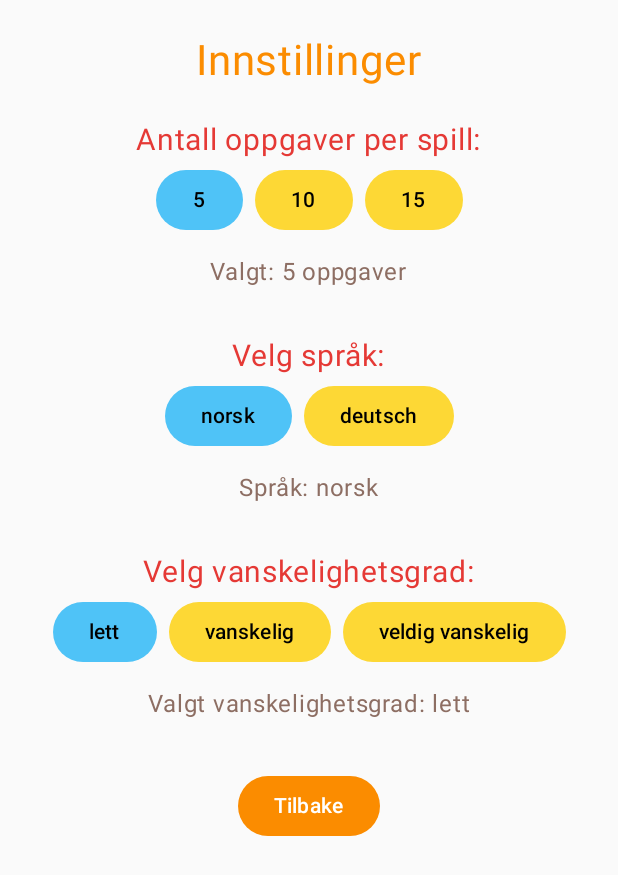
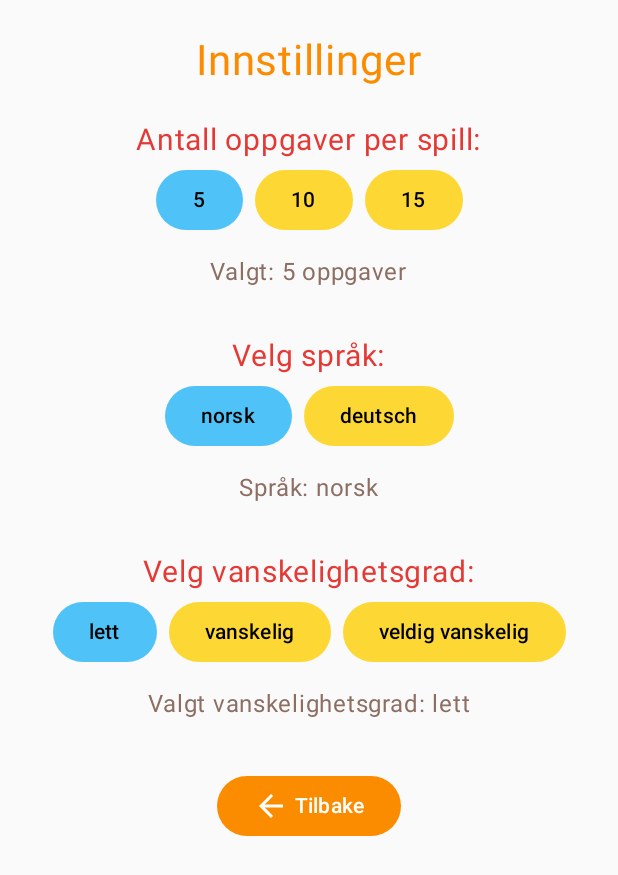
Before and after one commit to MemonaBaig/MatteSpill-Mebai0018, an Android app built with Jetpack Compose: the PreferencesScreen screen opened through its navigation route, on a phone screen of 412 x 824 dp. Shown: the top 875 px of the screen. Run offline under Robolectric (Android 15) with nearby library versions, the phone set to English and light mode, and no system bars.

Commit message:
Restore prosjekt etter Local History - backup

```diff
--- a/app/src/main/java/com/example/mattespill_mebai0018/ui/ViewModels/GameViewModel.kt
+++ b/app/src/main/java/com/example/mattespill_mebai0018/ui/ViewModels/GameViewModel.kt
@@ -14,7 +14,8 @@ class GameViewModel(application: Application) : AndroidViewModel(application) {
     private val prefs = context.getSharedPreferences("matte_prefs", Context.MODE_PRIVATE)
 
     private val difficulty = prefs.getString("difficulty", "lett")
-    private val totalQuestions = prefs.getInt("total_questions", 5)
+    val totalQuestions: Int = prefs.getInt("total_questions", 5)
+
     private val _errorMessage = mutableStateOf<String?>(null)
     val errorMessage: State<String?> = _errorMessage
 
--- a/app/src/main/java/com/example/mattespill_mebai0018/ui/ViewModels/PrefViewModel.kt
+++ b/app/src/main/java/com/example/mattespill_mebai0018/ui/ViewModels/PrefViewModel.kt
@@ -41,9 +41,3 @@ class PrefViewModel(application: Application) : AndroidViewModel(application) {
         prefs.edit().putString(KEY_DIFFICULTY, level).apply()
     }
 }
-
-
-
-// Putte ting i kompoennterer- ting man kan gjenbruke kan ligge der
-//sjekk med farger om de kan flyttes
-//
--- a/app/src/main/java/com/example/mattespill_mebai0018/ui/components/BackButton.kt
+++ /dev/null
@@ -1 +0,0 @@
-package com.example.mattespill_mebai0018.ui.components
--- /dev/null
+++ b/app/src/main/java/com/example/mattespill_mebai0018/ui/components/Buttons.kt
@@ -0,0 +1,189 @@
+package com.example.mattespill_mebai0018.ui.components
+
+import androidx.compose.foundation.layout.*
+import androidx.compose.material3.*
+import androidx.compose.runtime.Composable
+import androidx.compose.ui.Modifier
+import androidx.compose.ui.res.colorResource
+import androidx.compose.ui.res.stringResource
+import androidx.compose.ui.unit.dp
+import androidx.compose.ui.unit.sp
+import com.example.mattespill_mebai0018.R
+import androidx.compose.foundation.layout.Spacer
+import androidx.compose.foundation.layout.width
+import androidx.compose.material.icons.Icons
+import androidx.compose.material.icons.automirrored.filled.ArrowBack
+import androidx.compose.ui.graphics.Color
+import androidx.compose.ui.graphics.vector.ImageVector
+
+
+// 🔢 Tallknapp
+@Composable
+fun RowScope.AnswerButton(digit: String, onClick: (String) -> Unit) {
+    val buttonColor = when (digit) {
+        "1", "4", "7" -> colorResource(id = R.color.primaryBlue)
+        "2", "5", "8" -> colorResource(id = R.color.accentYellow)
+        "3", "6", "9", "0" -> colorResource(id = R.color.accentOrange)
+        else -> colorResource(id = R.color.primaryBlue)
+    }
+
+    Button(
+        onClick = { onClick(digit) },
+        modifier = Modifier
+            .padding(6.dp)
+            .weight(1f)
+            .height(80.dp),
+        colors = ButtonDefaults.buttonColors(
+            containerColor = buttonColor,
+            contentColor = Color.Black // svart talltekst → tydelig kontrast
+        )
+    ) {
+        Text(digit, fontSize = 28.sp)
+    }
+}
+
+
+
+
+
+// 🌟 Generisk knapp til menyen
+
+@Composable
+fun AppButton(
+    text: String,
+    icon: ImageVector,
+    color: Color,
+    onClick: () -> Unit
+) {
+    Button(
+        onClick = onClick,
+        modifier = Modifier
+            .fillMaxWidth()
+            .padding(vertical = 8.dp),
+        colors = ButtonDefaults.buttonColors(containerColor = color)
+    ) {
+        Icon(icon, contentDescription = text)
+        Spacer(Modifier.width(8.dp))
+        Text(text, fontSize = 20.sp)
+    }
+}
+
+
+
+// 🔢 Tall-knapp-grid
+@Composable
+fun AnswerPad(onDigitClick: (String) -> Unit) {
+    Column {
+        for (row in listOf(
+            listOf("1", "2", "3"),
+            listOf("4", "5", "6"),
+            listOf("7", "8", "9"),
+            listOf("0")
+        )) {
+            Row(
+                horizontalArrangement = Arrangement.Center,
+                modifier = Modifier
+                    .fillMaxWidth()
+                    .padding(4.dp)
+            ) {
+                row.forEach { digit ->
+                    AnswerButton(digit = digit, onClick = onDigitClick)
+                }
+            }
+        }
+    }
+}
+
+// ✔️ Sjekk svar
+@Composable
+fun CheckAnswerButton(onClick: () -> Unit) {
+    Button(
+        onClick = onClick,
+        modifier = Modifier
+            .fillMaxWidth()
+            .height(60.dp),
+        colors = ButtonDefaults.buttonColors(
+            containerColor = colorResource(id = R.color.green), // 👈 Nå fungerer dette
+            contentColor = Color.White
+        )
+    ) {
+        Text(stringResource(R.string.check_answer), fontSize = 20.sp)
+    }
+}
+
+
+
+// ❌ Slett knapp
+@Composable
+fun DeleteButton(onClick: () -> Unit) {
+    Button(
+        onClick = onClick,
+        modifier = Modifier
+            .fillMaxWidth()
+            .height(60.dp),
+        colors = ButtonDefaults.buttonColors(
+            containerColor = colorResource(id = R.color.accentRed)
+        )
+    ) {
+        Text(stringResource(R.string.delete), fontSize = 20.sp)
+    }
+}
+
+
+// ❌ Tilbake-knapp
+@Composable
+fun BackButton(onClick: () -> Unit) {
+    Button(
+        onClick = onClick,
+        colors = ButtonDefaults.buttonColors(
+            containerColor = colorResource(id = R.color.accentOrange)
+        )
+    ) {
+        Icon(
+            Icons.AutoMirrored.Filled.ArrowBack,
+            contentDescription = stringResource(R.string.back)
+        )
+        Spacer(modifier = Modifier.width(4.dp))
+        Text(stringResource(R.string.back))
+    }
+}
+
+
+//Velg knapp
+@Composable
+fun SelectableButton(
+    text: String,
+    isSelected: Boolean,
+    onClick: () -> Unit,
+    selectedColor: Color = colorResource(id = R.color.primaryBlue),
+    defaultColor: Color = colorResource(id = R.color.accentYellow)
+) {
+    Button(
+        onClick = onClick,
+        modifier = Modifier.padding(4.dp),
+        colors = ButtonDefaults.buttonColors(
+            containerColor = if (isSelected) selectedColor else defaultColor,
+            contentColor = Color.Black
+        )
+    ) {
+        Text(text)
+    }
+}
+
+
+
+// ⏭️ Neste oppgave
+@Composable
+fun NextTaskButton(onClick: () -> Unit) {
+    Button(
+        onClick = onClick,
+        modifier = Modifier
+            .fillMaxWidth()
+            .height(60.dp),
+        colors = ButtonDefaults.buttonColors(
+            containerColor = colorResource(id = R.color.accentOrange)
+        )
+    ) {
+        Text(stringResource(R.string.next_task), fontSize = 20.sp)
+    }
+}
--- a/app/src/main/java/com/example/mattespill_mebai0018/ui/components/CheckAnswerButton.kt
+++ /dev/null
@@ -1 +0,0 @@
-package com.example.mattespill_mebai0018.ui.components
--- a/app/src/main/java/com/example/mattespill_mebai0018/ui/components/DeleteButton.kt
+++ /dev/null
@@ -1 +0,0 @@
-package com.example.mattespill_mebai0018.ui.components
--- a/app/src/main/java/com/example/mattespill_mebai0018/ui/components/NextTaskButton.kt
+++ /dev/null
@@ -1 +0,0 @@
-package com.example.mattespill_mebai0018.ui.components
--- a/app/src/main/java/com/example/mattespill_mebai0018/ui/screens/MenuScreen.kt
+++ b/app/src/main/java/com/example/mattespill_mebai0018/ui/screens/MenuScreen.kt
@@ -1,3 +1,4 @@
+
 package com.example.mattespill_mebai0018.ui.screens
 
 import android.content.Context
@@ -16,6 +17,7 @@ import androidx.compose.ui.res.stringResource
 import androidx.compose.ui.unit.dp
 import androidx.compose.ui.unit.sp
 import com.example.mattespill_mebai0018.R
+import com.example.mattespill_mebai0018.ui.components.AppButton   // 👈 viktig
 
 @Composable
 fun MenuScreen(
@@ -28,10 +30,13 @@ fun MenuScreen(
     val highscore = prefs.getInt("highscore", 0)
 
     Column(
-        modifier = Modifier.fillMaxSize().padding(32.dp),
+        modifier = Modifier
+            .fillMaxSize()
+            .padding(32.dp),
         horizontalAlignment = Alignment.CenterHorizontally,
         verticalArrangement = Arrangement.Center
     ) {
+        // 🔹 App-tittel
         Text(
             stringResource(R.string.app_title),
             fontSize = 36.sp,
@@ -40,6 +45,7 @@ fun MenuScreen(
 
         Spacer(modifier = Modifier.height(16.dp))
 
+        // 🔹 Highscore
         if (highscore > 0) {
             Text(
                 stringResource(R.string.best_score, highscore),
@@ -56,54 +62,26 @@ fun MenuScreen(
 
         Spacer(modifier = Modifier.height(40.dp))
 
-        // Start spill-knapp
-        Button(
-            onClick = onStartClick,
-            modifier = Modifier.fillMaxWidth().padding(vertical = 8.dp),
-            colors = ButtonDefaults.buttonColors(
-                containerColor = colorResource(id = R.color.primaryBlue)
-            )
-        ) {
-            Icon(Icons.Default.PlayArrow, contentDescription = stringResource(R.string.start_game))
-            Spacer(Modifier.width(8.dp))
-            Text(stringResource(R.string.start_game), fontSize = 20.sp)
-        }
+        // 🔹 Meny-knapper (nå med AppButton fra components)
+        AppButton(
+            text = stringResource(R.string.start_game),
+            icon = Icons.Default.PlayArrow,
+            color = colorResource(id = R.color.primaryBlue),
+            onClick = onStartClick
+        )
 
-        // Om spillet-knapp
-        Button(
-            onClick = onAboutClick,
-            modifier = Modifier.fillMaxWidth().padding(vertical = 8.dp),
-            colors = ButtonDefaults.buttonColors(
-                containerColor = colorResource(id = R.color.accentYellow)
-            )
-        ) {
-            Icon(Icons.Default.Info, contentDescription = stringResource(R.string.about_game))
-            Spacer(Modifier.width(8.dp))
-            Text(stringResource(R.string.about_game), fontSize = 20.sp)
-        }
+        AppButton(
+            text = stringResource(R.string.about_game),
+            icon = Icons.Default.Info,
+            color = colorResource(id = R.color.accentYellow),
+            onClick = onAboutClick
+        )
 
-        // Preferanser-knapp
-        Button(
-            onClick = onPrefsClick,
-            modifier = Modifier.fillMaxWidth().padding(vertical = 8.dp),
-            colors = ButtonDefaults.buttonColors(
-                containerColor = colorResource(id = R.color.accentOrange)
-            )
-        ) {
-            Icon(Icons.Default.Settings, contentDescription = stringResource(R.string.preferences))
-            Spacer(Modifier.width(8.dp))
-            Text(stringResource(R.string.preferences), fontSize = 20.sp)
-        }
+        AppButton(
+            text = stringResource(R.string.preferences),
+            icon = Icons.Default.Settings,
+            color = colorResource(id = R.color.accentOrange),
+            onClick = onPrefsClick
+        )
     }
 }
-
-
-//Bruk av skerjemn, bevisst på fargevalg - vise forskjelliger og ulike funksjoner
-// Ikke mye tekst - prøv å lage bedre knapper - bruk mer av skjermen , større knapper
-//Større ikon
-// trenger ikke skrive oppgave 1 - ditt svar - trenger ikke være, tekstfelt, tydelig å skrive inn noe
-// oppgavene tallene bør ta mer plass, 0 trenger ikke mer plass
-// bevisst forhold til hvordan man bruker skjermbildet, ta med uglen under hele spillet
-// ditt svar- trenger ikke det, svarstallet må bli større
-// lage kompoent mappe , gå igjennom filer for å komponenter fra alle skjermbilder
-// lage tekstsfelt , skjermting for seg selv, ..
--- a/app/src/main/java/com/example/mattespill_mebai0018/ui/screens/PreferencesScreen.kt
+++ b/app/src/main/java/com/example/mattespill_mebai0018/ui/screens/PreferencesScreen.kt
@@ -6,7 +6,6 @@ import androidx.compose.material3.*
 import androidx.compose.runtime.*
 import androidx.compose.ui.Alignment
 import androidx.compose.ui.Modifier
-import androidx.compose.ui.graphics.Color
 import androidx.compose.ui.platform.LocalContext
 import androidx.compose.ui.res.colorResource
 import androidx.compose.ui.res.stringResource
@@ -16,6 +15,8 @@ import androidx.lifecycle.viewmodel.compose.viewModel
 import com.example.mattespill_mebai0018.R
 import com.example.mattespill_mebai0018.setAppLocale
 import com.example.mattespill_mebai0018.ui.viewmodel.PrefViewModel
+import com.example.mattespill_mebai0018.ui.components.BackButton
+import com.example.mattespill_mebai0018.ui.components.SelectableButton
 
 @Composable
 fun PreferencesScreen(onBack: () -> Unit) {
@@ -51,7 +52,9 @@ fun PreferencesScreen(onBack: () -> Unit) {
         )
         Row(horizontalArrangement = Arrangement.SpaceEvenly) {
             listOf(5, 10, 15).forEach { number ->
-                Button(
+                SelectableButton(
+                    text = number.toString(),
+                    isSelected = totalQuestions == number,
                     onClick = {
                         val maxTasks = when (difficulty) {
                             "vanskelig" -> context.resources.getStringArray(R.array.tasks_medium).size
@@ -65,18 +68,8 @@ fun PreferencesScreen(onBack: () -> Unit) {
                             errorMessage = null
                             prefViewModel.setTotalQuestions(number)
                         }
-                    },
-                    modifier = Modifier.padding(4.dp),
-                    colors = ButtonDefaults.buttonColors(
-                        containerColor = if (totalQuestions == number)
-                            colorResource(id = R.color.primaryBlue)
-                        else
-                            colorResource(id = R.color.accentYellow),
-                        contentColor = Color.Black
-                    )
-                ) {
-                    Text(number.toString())
-                }
+                    }
+                )
             }
         }
         Spacer(modifier = Modifier.height(8.dp))
@@ -85,7 +78,6 @@ fun PreferencesScreen(onBack: () -> Unit) {
             color = colorResource(id = R.color.owlBrown)
         )
 
-        // 🔴 Feilmelding hvis valgt for mange oppgaver
         if (errorMessage != null) {
             Spacer(modifier = Modifier.height(8.dp))
             Text(
@@ -105,23 +97,15 @@ fun PreferencesScreen(onBack: () -> Unit) {
         )
         Row(horizontalArrangement = Arrangement.SpaceEvenly) {
             listOf("norsk" to "no", "deutsch" to "de").forEach { (label, code) ->
-                Button(
+                SelectableButton(
+                    text = label,
+                    isSelected = languageCode == code,
                     onClick = {
                         prefViewModel.setLanguage(code)
                         setAppLocale(context, code)
                         (context as? Activity)?.recreate()
-                    },
-                    modifier = Modifier.padding(4.dp),
-                    colors = ButtonDefaults.buttonColors(
-                        containerColor = if (languageCode == code)
-                            colorResource(id = R.color.primaryBlue)
-                        else
-                            colorResource(id = R.color.accentYellow),
-                        contentColor = Color.Black
-                    )
-                ) {
-                    Text(label)
-                }
+                    }
+                )
             }
         }
         Spacer(modifier = Modifier.height(8.dp))
@@ -147,19 +131,11 @@ fun PreferencesScreen(onBack: () -> Unit) {
                 stringResource(R.string.hard) to "vanskelig",
                 stringResource(R.string.very_hard) to "veldig vanskelig"
             ).forEach { (label, level) ->
-                Button(
-                    onClick = { prefViewModel.setDifficulty(level) },
-                    modifier = Modifier.padding(4.dp),
-                    colors = ButtonDefaults.buttonColors(
-                        containerColor = if (difficulty == level)
-                            colorResource(id = R.color.primaryBlue)
-                        else
-                            colorResource(id = R.color.accentYellow),
-                        contentColor = Color.Black
-                    )
-                ) {
-                    Text(label)
-                }
+                SelectableButton(
+                    text = label,
+                    isSelected = difficulty == level,
+                    onClick = { prefViewModel.setDifficulty(level) }
+                )
             }
         }
         Spacer(modifier = Modifier.height(8.dp))
@@ -170,15 +146,7 @@ fun PreferencesScreen(onBack: () -> Unit) {
 
         Spacer(modifier = Modifier.height(32.dp))
 
-        // Tilbake-knapp
-        Button(
-            onClick = onBack,
-            colors = ButtonDefaults.buttonColors(
-                containerColor = colorResource(id = R.color.accentOrange),
-                contentColor = Color.White
-            )
-        ) {
-            Text(stringResource(R.string.back))
-        }
+        // 🔙 Tilbake-knapp
+        BackButton(onClick = onBack)
     }
 }
--- a/app/src/main/res/values/colors.xml
+++ b/app/src/main/res/values/colors.xml
@@ -5,6 +5,8 @@
     <color name="accentOrange">#FB8C00</color>  <!-- Oransje -->
     <color name="accentYellow">#FDD835</color>  <!-- Gul -->
     <color name="owlBrown">#8D6E63</color>      <!-- Brun -->
+    <color name="green">#4CAF50</color>         <!-- Grønn -->
+
 
 
 </resources>
--- a/app/src/main/res/values/strings.xml
+++ b/app/src/main/res/values/strings.xml
@@ -57,4 +57,6 @@ Samle poeng, slå din egen rekord og lær matte på en gøyal måte! 🎉
     <string name="exit_game_confirm">Er du sikker på at du vil avslutte spillet?</string>
     <string name="yes">Ja</string>
     <string name="no">Nei</string>
+    <string name="play_again">Spill igjen</string>
+
 </resources>
```
Also changed, not shown: app/src/main/java/com/example/mattespill_mebai0018/ui/components/ExitConfirmationDialog.kt (+41 -0 lines), app/src/main/java/com/example/mattespill_mebai0018/ui/components/TaskCard.kt (+30 -0 lines), app/src/main/java/com/example/mattespill_mebai0018/ui/screens/GameScreen.kt (+136 -138 lines), app/src/main/java/com/example/mattespill_mebai0018/ui/screens/OmSpilletScreen.kt (+7 -9 lines), app/src/main/java/com/example/mattespill_mebai0018/ui/components/AnswerPad.kt (renamed from app/src/main/java/com/example/mattespill_mebai0018/ui/components/AnswerButton.kt), app/src/main/res/drawable/owl.png (added), 3 other files.
